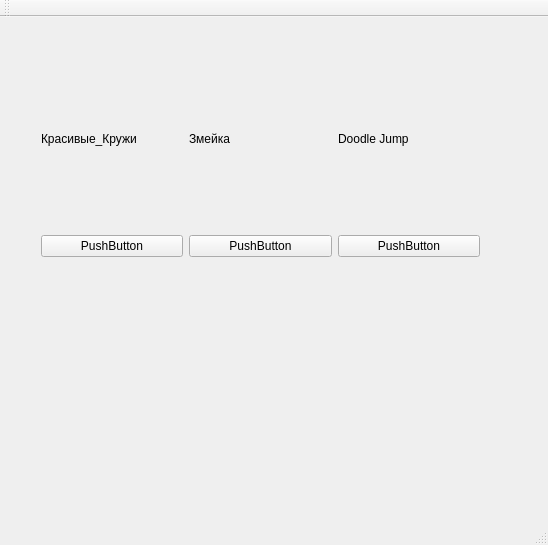
Qt form mainwindow.ui (Denisghgh/YP_Main) before a commit.
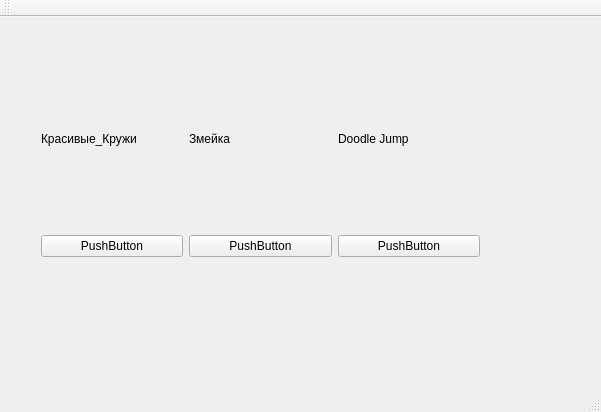
The same form after that commit.

What changed in the file:
```diff
--- a/mainwindow.ui
+++ b/mainwindow.ui
@@ -6,8 +6,8 @@
    <rect>
     <x>0</x>
     <y>0</y>
-    <width>548</width>
-    <height>545</height>
+    <width>601</width>
+    <height>412</height>
    </rect>
   </property>
   <property name="windowTitle">
```
Left out of the diff: 2 changed lines with no effect on the pictures.
